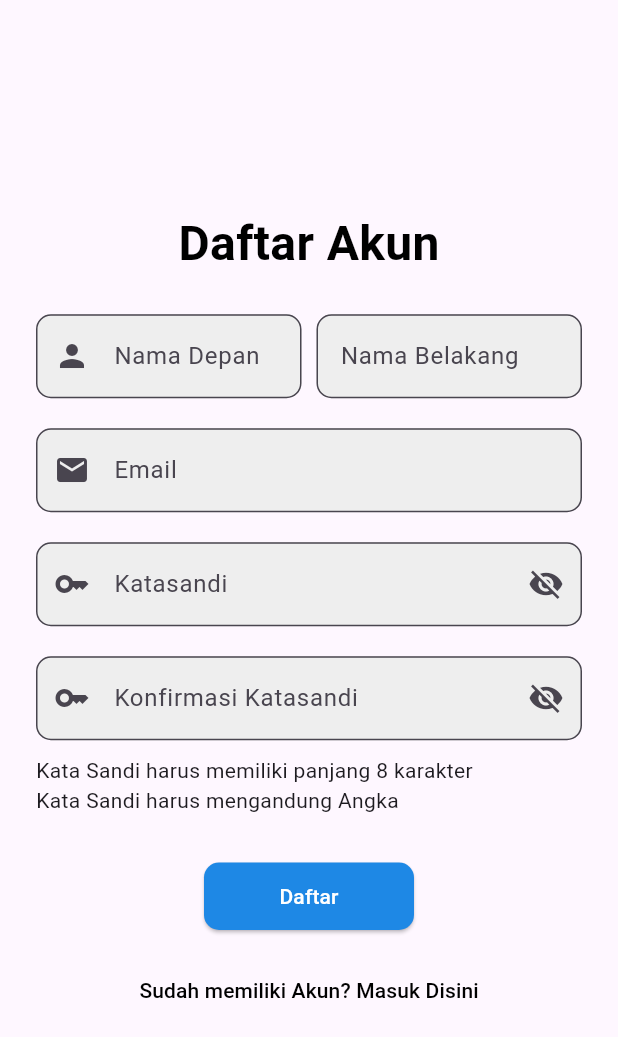
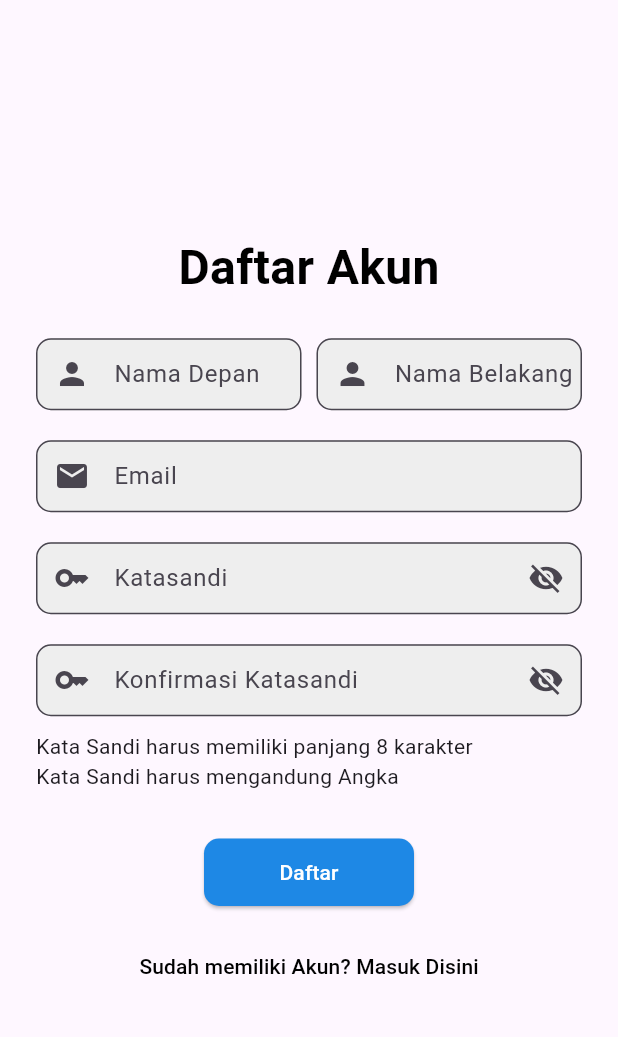
Before and after one commit to al-bani/We-Healthy, a Flutter app: the screen it shows after launch, after a tap on "Belum memiliki Akun? Daftar Akun Disini", on a phone screen of 412 x 824 dp. Shown: the top 1037 px of the screen. Run offline on Flutter 3.47's test engine with Material 3 defaults, Android fonts, the light colour scheme and no system bars.

Commit message:
add validator and fixing login and register design

```diff
--- a/lib/screen/user_auth/login_page.dart
+++ b/lib/screen/user_auth/login_page.dart
@@ -1,5 +1,6 @@
 import 'package:flutter/material.dart';
 import 'package:we_healthy/screen/user_auth/register_page.dart';
+import 'package:we_healthy/utils/validator.dart';
 
 class LoginPage extends StatefulWidget {
   const LoginPage({super.key});
@@ -10,13 +11,14 @@ class LoginPage extends StatefulWidget {
 
 class _LoginPageState extends State<LoginPage> {
   final _formkey = GlobalKey<FormState>();
-  TextEditingController _passwordController = TextEditingController();
+  TextEditingController _passwordTextController = TextEditingController();
+  TextEditingController _emailTextController = TextEditingController();
   bool _isPasswordVisible = false;
   bool isChecked = false;
 
   @override
   void dispose() {
-    _passwordController.dispose();
+    _passwordTextController.dispose();
     super.dispose();
   }
 
@@ -50,7 +52,11 @@ class _LoginPageState extends State<LoginPage> {
               key: _formkey,
               child: Column(
                 children: <Widget>[
-                  TextField(
+                  TextFormField(
+                    controller: _emailTextController,
+                    validator: (value) => Validator.validateEmail(
+                      email: value,
+                    ),
                     decoration: InputDecoration(
                       labelText: 'Email',
                       hintText: 'Masukkan Email',
@@ -70,8 +76,11 @@ class _LoginPageState extends State<LoginPage> {
                     ),
                   ),
                   const SizedBox(height: 20.0),
-                  TextField(
-                    controller: _passwordController,
+                  TextFormField(
+                    validator: (value) => Validator.validatePassword(
+                      password: value,
+                    ),
+                    controller: _passwordTextController,
                     obscureText: !_isPasswordVisible,
                     decoration: InputDecoration(
                       labelText: 'Katasandi',
@@ -150,8 +159,7 @@ class _LoginPageState extends State<LoginPage> {
                     onPressed: () {
                       Navigator.push(
                         context,
-                        MaterialPageRoute(
-                            builder: (context) =>  RegisterPage()),
+                        MaterialPageRoute(builder: (context) => RegisterPage()),
                       );
                     },
                     child: const Text(
--- a/lib/screen/user_auth/register_page.dart
+++ b/lib/screen/user_auth/register_page.dart
@@ -1,5 +1,6 @@
 import 'package:flutter/material.dart';
 import 'package:we_healthy/screen/user_auth/login_page.dart';
+import 'package:we_healthy/utils/validator.dart';
 
 class RegisterPage extends StatefulWidget {
   const RegisterPage({super.key});
@@ -9,17 +10,20 @@ class RegisterPage extends StatefulWidget {
 }
 
 class _RegisterPageState extends State<RegisterPage> {
-  final _formkey = GlobalKey<FormState>();
-  TextEditingController _passwordController = TextEditingController();
-  TextEditingController _confirmPassword = TextEditingController();
+  final _registerFormKey = GlobalKey<FormState>();
+  final _firstNameTextController = TextEditingController();
+  final _lastNameTextController = TextEditingController();
+  final _emailTextController = TextEditingController();
+  final _passwordTextController = TextEditingController();
+  final _confirmPasswordTextController = TextEditingController();
   bool _isPasswordVisible = false;
   bool _isConfirmPasswordVisible = false;
   bool isChecked = false;
 
   @override
   void dispose() {
-    _passwordController.dispose();
-    _confirmPassword.dispose();
+    _passwordTextController.dispose();
+    _confirmPasswordTextController.dispose();
     super.dispose();
   }
 
@@ -56,15 +60,21 @@ class _RegisterPageState extends State<RegisterPage> {
               ),
             ),
             Form(
-              key: _formkey,
+              key: _registerFormKey,
               child: Column(
                 children: [
                   Row(
                     mainAxisAlignment: MainAxisAlignment.spaceBetween,
                     children: <Widget>[
                       Expanded(
-                        child: TextField(
+                        child: TextFormField(
+                          controller: _firstNameTextController,
+                          validator: (value) => Validator.validateName(
+                            name: value,
+                          ),
                           decoration: InputDecoration(
+                            contentPadding:
+                                const EdgeInsets.symmetric(vertical: 10),
                             labelText: 'Nama Depan',
                             hintText: 'John',
                             prefixIcon: const Icon(
@@ -85,9 +95,16 @@ class _RegisterPageState extends State<RegisterPage> {
                       ),
                       const SizedBox(width: 10.0),
                       Expanded(
-                        child: TextField(
+                        child: TextFormField(
+                          controller: _lastNameTextController,
+                          validator: (value) => Validator.validateName(
+                            name: value,
+                          ),
                           decoration: InputDecoration(
+                            contentPadding:
+                                const EdgeInsets.symmetric(vertical: 10),
                             labelText: 'Nama Belakang',
+                            prefixIcon: const Icon(Icons.person), // Icon be
                             hintText: 'Doe',
                             filled: true,
                             fillColor: Colors.grey[200],
@@ -104,8 +121,13 @@ class _RegisterPageState extends State<RegisterPage> {
                     ],
                   ),
                   const SizedBox(height: 20.0),
-                  TextField(
+                  TextFormField(
+                    controller: _emailTextController,
+                    validator: (value) => Validator.validateEmail(
+                      email: value,
+                    ),
                     decoration: InputDecoration(
+                      contentPadding: const EdgeInsets.symmetric(vertical: 10),
                       labelText: 'Email',
                       hintText: 'Masukkan email',
                       prefixIcon: const Icon(Icons.email),
@@ -121,10 +143,14 @@ class _RegisterPageState extends State<RegisterPage> {
                     ),
                   ),
                   const SizedBox(height: 20.0),
-                  TextField(
-                    controller: _passwordController,
+                  TextFormField(
+                    controller: _passwordTextController,
                     obscureText: !_isPasswordVisible,
+                    validator: (value) => Validator.validatePassword(
+                      password: value,
+                    ),
                     decoration: InputDecoration(
+                      contentPadding: const EdgeInsets.symmetric(vertical: 10),
                       labelText: 'Katasandi',
                       hintText: 'Masukkan Katasandi',
                       prefixIcon: const Icon(Icons.key),
@@ -150,10 +176,14 @@ class _RegisterPageState extends State<RegisterPage> {
                     ),
                   ),
                   const SizedBox(height: 20.0),
-                  TextField(
-                    controller: _confirmPassword,
+                  TextFormField(
+                    controller: _confirmPasswordTextController,
                     obscureText: !_isConfirmPasswordVisible,
+                    validator: (value) => Validator.validatePassword(
+                      password: value,
+                    ),
                     decoration: InputDecoration(
+                      contentPadding: const EdgeInsets.symmetric(vertical: 10),
                       labelText: 'Konfirmasi Katasandi',
                       hintText: 'Ulangi Katasandi',
                       prefixIcon: const Icon(Icons.key),
@@ -207,8 +237,7 @@ class _RegisterPageState extends State<RegisterPage> {
                     onPressed: () {
                       Navigator.push(
                         context,
-                        MaterialPageRoute(
-                            builder: (context) =>  LoginPage()),
+                        MaterialPageRoute(builder: (context) => LoginPage()),
                       );
                     },
                     child: const Text(
```
Also changed, not shown: lib/utils/validator.dart (added, +47 -0 lines), pubspec.lock.
